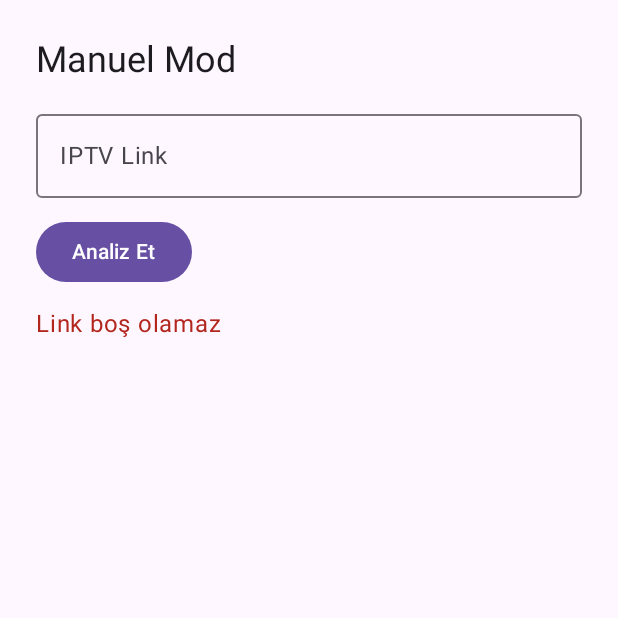
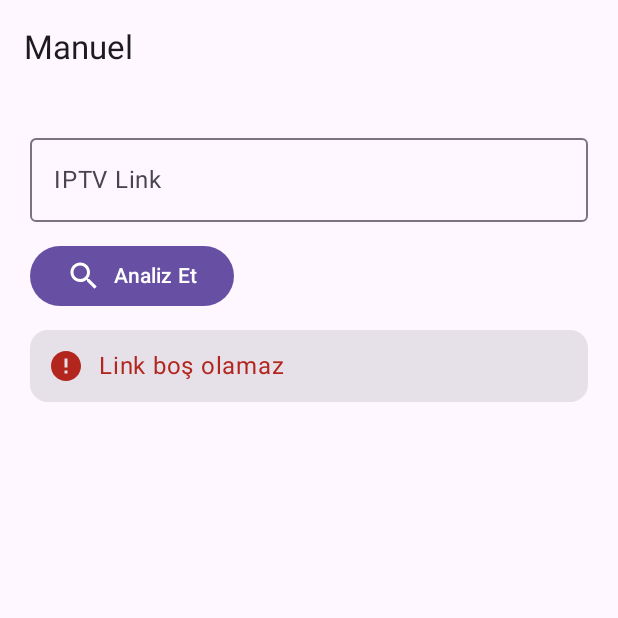
Before and after one commit to aliuper/app2nw, an Android app built with Jetpack Compose: the ManualRoute screen opened through its navigation route, after a tap on "Analiz Et", on a phone screen of 412 x 824 dp, the top half of it. Run offline under Robolectric (Android 15) with nearby library versions, the phone set to English and light mode, and no system bars; our stand-ins replace Dagger/Hilt's generated code.

Commit message:
Fix build8

```diff
--- a/app/build.gradle.kts
+++ b/app/build.gradle.kts
@@ -76,6 +76,7 @@ dependencies {
     implementation(libs.compose.foundation.layout)
     implementation(libs.compose.ui.tooling.preview)
     implementation(libs.compose.material3)
+    implementation(libs.compose.material.icons.extended)
 
     implementation(libs.androidx.navigation.compose)
 
--- a/app/src/main/java/com/alibaba/AlibabaNavHost.kt
+++ b/app/src/main/java/com/alibaba/AlibabaNavHost.kt
@@ -8,11 +8,13 @@ import androidx.navigation.compose.rememberNavController
 import com.alibaba.feature.auto.AutoRoute
 import com.alibaba.feature.home.HomeScreen
 import com.alibaba.feature.manual.ManualRoute
+import com.alibaba.settings.SettingsScreen
 
 private object Routes {
     const val HOME = "home"
     const val MANUAL = "manual"
     const val AUTO = "auto"
+    const val SETTINGS = "settings"
 }
 
 @Composable
@@ -27,7 +29,8 @@ fun AlibabaNavHost(modifier: Modifier = Modifier) {
         composable(Routes.HOME) {
             HomeScreen(
                 onManualClick = { navController.navigate(Routes.MANUAL) },
-                onAutoClick = { navController.navigate(Routes.AUTO) }
+                onAutoClick = { navController.navigate(Routes.AUTO) },
+                onSettingsClick = { navController.navigate(Routes.SETTINGS) }
             )
         }
 
@@ -38,5 +41,9 @@ fun AlibabaNavHost(modifier: Modifier = Modifier) {
         composable(Routes.AUTO) {
             AutoRoute()
         }
+
+        composable(Routes.SETTINGS) {
+            SettingsScreen(onBack = { navController.popBackStack() })
+        }
     }
 }
--- a/feature/auto/build.gradle.kts
+++ b/feature/auto/build.gradle.kts
@@ -38,6 +38,7 @@ dependencies {
     implementation(libs.compose.foundation.layout)
     implementation(libs.compose.ui.tooling.preview)
     implementation(libs.compose.material3)
+    implementation(libs.compose.material.icons.extended)
 
     implementation(libs.androidx.core.ktx)
 
--- a/feature/home/build.gradle.kts
+++ b/feature/home/build.gradle.kts
@@ -36,4 +36,5 @@ dependencies {
     implementation(libs.compose.foundation.layout)
     implementation(libs.compose.ui.tooling.preview)
     implementation(libs.compose.material3)
+    implementation(libs.compose.material.icons.extended)
 }
--- a/feature/home/src/main/java/com/alibaba/feature/home/HomeScreen.kt
+++ b/feature/home/src/main/java/com/alibaba/feature/home/HomeScreen.kt
@@ -3,11 +3,21 @@ package com.alibaba.feature.home
 import androidx.compose.foundation.layout.Arrangement
 import androidx.compose.foundation.layout.Column
 import androidx.compose.foundation.layout.PaddingValues
+import androidx.compose.foundation.layout.Spacer
 import androidx.compose.foundation.layout.fillMaxSize
 import androidx.compose.foundation.layout.padding
+import androidx.compose.foundation.layout.width
 import androidx.compose.material3.Button
+import androidx.compose.material3.Icon
+import androidx.compose.material3.IconButton
 import androidx.compose.material3.MaterialTheme
+import androidx.compose.material3.Scaffold
+import androidx.compose.material3.TopAppBar
 import androidx.compose.material3.Text
+import androidx.compose.material.icons.Icons
+import androidx.compose.material.icons.filled.AutoFixHigh
+import androidx.compose.material.icons.filled.Edit
+import androidx.compose.material.icons.filled.Settings
 import androidx.compose.runtime.Composable
 import androidx.compose.ui.Alignment
 import androidx.compose.ui.Modifier
@@ -17,32 +27,52 @@ import androidx.compose.ui.unit.dp
 fun HomeScreen(
     onManualClick: () -> Unit,
     onAutoClick: () -> Unit,
+    onSettingsClick: () -> Unit,
     modifier: Modifier = Modifier
 ) {
+    Scaffold(
+        topBar = {
+            TopAppBar(
+                title = { Text(text = "Alibaba IPTV") },
+                actions = {
+                    IconButton(onClick = onSettingsClick) {
+                        Icon(imageVector = Icons.Filled.Settings, contentDescription = "Ayarlar")
+                    }
+                }
+            )
+        },
+        modifier = modifier.fillMaxSize()
+    ) { padding ->
         Column(
-        modifier = modifier
+            modifier = Modifier
                 .fillMaxSize()
+                .padding(padding)
                 .padding(24.dp),
             verticalArrangement = Arrangement.spacedBy(16.dp, Alignment.CenterVertically),
             horizontalAlignment = Alignment.CenterHorizontally
         ) {
             Text(
-            text = "Alibaba",
-            style = MaterialTheme.typography.headlineMedium
+                text = "Mod Seç",
+                style = MaterialTheme.typography.headlineSmall
             )
 
             Button(
                 onClick = onManualClick,
                 contentPadding = PaddingValues(horizontal = 24.dp, vertical = 12.dp)
             ) {
-            Text(text = "Manuel Düzenleme")
+                Icon(imageVector = Icons.Filled.Edit, contentDescription = null)
+                Spacer(modifier = Modifier.width(8.dp))
+                Text(text = "Manuel")
             }
 
             Button(
                 onClick = onAutoClick,
                 contentPadding = PaddingValues(horizontal = 24.dp, vertical = 12.dp)
             ) {
-            Text(text = "Otomatik Düzenleme")
+                Icon(imageVector = Icons.Filled.AutoFixHigh, contentDescription = null)
+                Spacer(modifier = Modifier.width(8.dp))
+                Text(text = "Otomatik")
             }
         }
     }
+}
--- a/feature/manual/build.gradle.kts
+++ b/feature/manual/build.gradle.kts
@@ -38,6 +38,7 @@ dependencies {
     implementation(libs.compose.foundation.layout)
     implementation(libs.compose.ui.tooling.preview)
     implementation(libs.compose.material3)
+    implementation(libs.compose.material.icons.extended)
 
     implementation(project(":domain"))
     implementation(project(":core:common"))
--- a/feature/manual/src/main/java/com/alibaba/feature/manual/ManualRoute.kt
+++ b/feature/manual/src/main/java/com/alibaba/feature/manual/ManualRoute.kt
@@ -13,13 +13,25 @@ import androidx.compose.foundation.layout.width
 import androidx.compose.foundation.rememberScrollState
 import androidx.compose.foundation.verticalScroll
 import androidx.compose.material3.Button
+import androidx.compose.material3.Card
 import androidx.compose.material3.Checkbox
 import androidx.compose.material3.CircularProgressIndicator
+import androidx.compose.material3.Icon
 import androidx.compose.material3.LinearProgressIndicator
 import androidx.compose.material3.MaterialTheme
 import androidx.compose.material3.OutlinedTextField
 import androidx.compose.material3.RadioButton
+import androidx.compose.material3.Scaffold
+import androidx.compose.material3.TopAppBar
 import androidx.compose.material3.Text
+import androidx.compose.material.icons.Icons
+import androidx.compose.material.icons.filled.Bolt
+import androidx.compose.material.icons.filled.ContentCopy
+import androidx.compose.material.icons.filled.Error
+import androidx.compose.material.icons.filled.OpenInNew
+import androidx.compose.material.icons.filled.Save
+import androidx.compose.material.icons.filled.Search
+import androidx.compose.material.icons.filled.Share
 import androidx.compose.runtime.Composable
 import androidx.compose.runtime.collectAsState
 import androidx.compose.runtime.getValue
@@ -69,14 +81,22 @@ fun ManualScreen(
     val context = LocalContext.current
     val scroll = rememberScrollState()
 
+    Scaffold(
+        topBar = {
+            TopAppBar(
+                title = { Text(text = "Manuel") }
+            )
+        },
+        modifier = modifier.fillMaxSize()
+    ) { padding ->
         Column(
-        modifier = modifier
+            modifier = Modifier
                 .fillMaxSize()
                 .verticalScroll(scroll)
-            .padding(24.dp),
+                .padding(padding)
+                .padding(20.dp),
             verticalArrangement = Arrangement.spacedBy(12.dp)
         ) {
-        Text(text = "Manuel Mod", style = MaterialTheme.typography.headlineSmall)
 
         OutlinedTextField(
             value = state.url,
@@ -88,6 +108,8 @@ fun ManualScreen(
 
         Row(horizontalArrangement = Arrangement.spacedBy(12.dp)) {
             Button(onClick = onAnalyze, enabled = !state.loading) {
+                Icon(imageVector = Icons.Filled.Search, contentDescription = null)
+                Spacer(modifier = Modifier.width(8.dp))
                 Text(text = "Analiz Et")
             }
 
@@ -103,7 +125,12 @@ fun ManualScreen(
         }
 
         if (state.progressStep != null) {
-            Text(text = state.progressStep)
+            Card(modifier = Modifier.fillMaxWidth()) {
+                Column(modifier = Modifier.padding(12.dp), verticalArrangement = Arrangement.spacedBy(10.dp)) {
+                    Row(verticalAlignment = Alignment.CenterVertically, horizontalArrangement = Arrangement.spacedBy(8.dp)) {
+                        Icon(imageVector = Icons.Filled.Bolt, contentDescription = null)
+                        Text(text = state.progressStep, style = MaterialTheme.typography.titleMedium)
+                    }
                     LinearProgressIndicator(
                         progress = { (state.progressPercent.coerceIn(0, 100) / 100f) },
                         modifier = Modifier.fillMaxWidth()
@@ -113,9 +140,24 @@ fun ManualScreen(
                         Text(text = "Kalan: ${eta}s")
                     }
                 }
+            }
+        }
 
         state.errorMessage?.let { msg ->
+            Card(modifier = Modifier.fillMaxWidth()) {
+                Row(
+                    modifier = Modifier.padding(12.dp),
+                    verticalAlignment = Alignment.CenterVertically,
+                    horizontalArrangement = Arrangement.spacedBy(10.dp)
+                ) {
+                    Icon(
+                        imageVector = Icons.Filled.Error,
+                        contentDescription = null,
+                        tint = MaterialTheme.colorScheme.error
+                    )
                     Text(text = msg, color = MaterialTheme.colorScheme.error)
+                }
+            }
         }
 
         if (state.groups.isNotEmpty()) {
@@ -176,6 +218,8 @@ fun ManualScreen(
                 onClick = onGenerate,
                 enabled = !state.loading && state.groups.any { it.selected }
             ) {
+                Icon(imageVector = Icons.Filled.Bolt, contentDescription = null)
+                Spacer(modifier = Modifier.width(8.dp))
                 Text(text = "Çıktı Üret")
             }
         }
@@ -185,11 +229,15 @@ fun ManualScreen(
             Text(text = "Çıktı", style = MaterialTheme.typography.titleMedium)
 
             Button(onClick = { clipboard.setText(AnnotatedString(text)) }) {
+                Icon(imageVector = Icons.Filled.ContentCopy, contentDescription = null)
+                Spacer(modifier = Modifier.width(8.dp))
                 Text(text = "Kopyala")
             }
 
             Row(horizontalArrangement = Arrangement.spacedBy(12.dp)) {
                 Button(onClick = onSave, enabled = !state.loading) {
+                    Icon(imageVector = Icons.Filled.Save, contentDescription = null)
+                    Spacer(modifier = Modifier.width(8.dp))
                     Text(text = "Download/IPTV'ye Kaydet")
                 }
 
@@ -202,6 +250,8 @@ fun ManualScreen(
                         context.startActivity(Intent.createChooser(intent, null))
                     }
                 ) {
+                    Icon(imageVector = Icons.Filled.Share, contentDescription = null)
+                    Spacer(modifier = Modifier.width(8.dp))
                     Text(text = "Paylaş")
                 }
             }
@@ -222,6 +272,8 @@ fun ManualScreen(
                             context.startActivity(intent)
                         }
                     ) {
+                        Icon(imageVector = Icons.Filled.OpenInNew, contentDescription = null)
+                        Spacer(modifier = Modifier.width(8.dp))
                         Text(text = "Aç")
                     }
                     Button(
@@ -235,6 +287,8 @@ fun ManualScreen(
                             context.startActivity(Intent.createChooser(intent, null))
                         }
                     ) {
+                        Icon(imageVector = Icons.Filled.Share, contentDescription = null)
+                        Spacer(modifier = Modifier.width(8.dp))
                         Text(text = "Dosyayı Paylaş")
                     }
                 }
@@ -247,3 +301,4 @@ fun ManualScreen(
         }
         }
     }
+}
--- a/gradle/libs.versions.toml
+++ b/gradle/libs.versions.toml
@@ -33,6 +33,7 @@ compose-ui-tooling-preview = { module = "androidx.compose.ui:ui-tooling-preview"
 compose-foundation = { module = "androidx.compose.foundation:foundation" }
 compose-foundation-layout = { module = "androidx.compose.foundation:foundation-layout" }
 compose-material3 = { module = "androidx.compose.material3:material3" }
+compose-material-icons-extended = { module = "androidx.compose.material:material-icons-extended" }
 
 kotlinx-coroutines-android = { module = "org.jetbrains.kotlinx:kotlinx-coroutines-android", version.ref = "coroutines" }
 kotlinx-coroutines-core = { module = "org.jetbrains.kotlinx:kotlinx-coroutines-core", version.ref = "coroutines" }
```
Also changed, not shown: app/src/main/java/com/alibaba/settings/SettingsScreen.kt (added, +55 -0 lines), feature/auto/src/main/java/com/alibaba/feature/auto/AutoRoute.kt (+110 -30 lines). Lines whose indentation alone changed are shown as unchanged.
